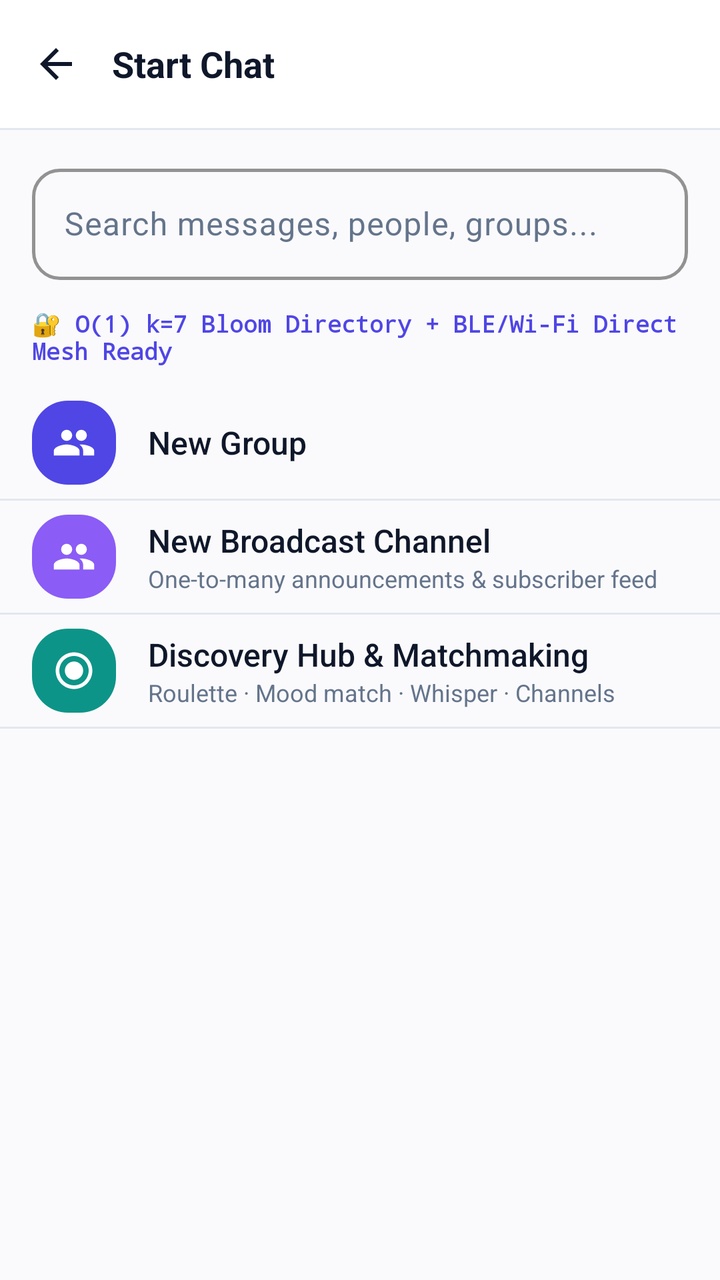
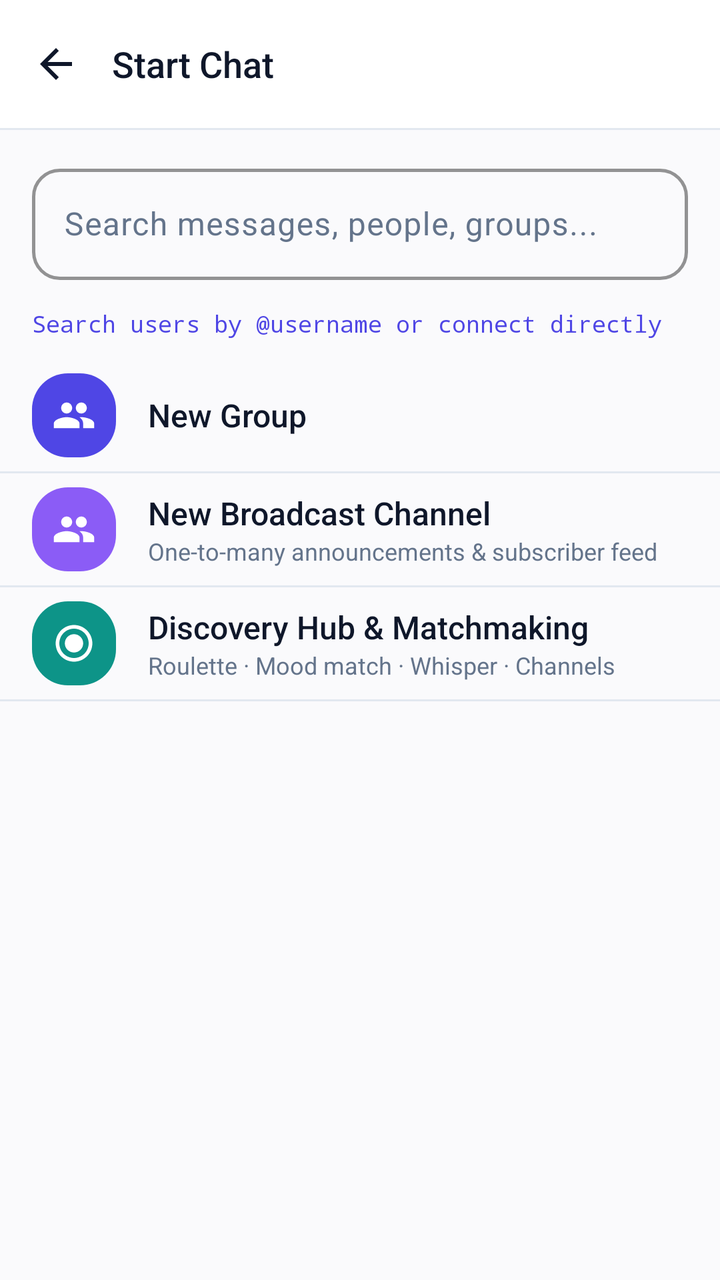

Before-and-after screenshots of an Android layout around one commit, followed by the original layout XML and the change that was made.
<!-- AndroidManifest.xml: application theme Theme.VEIL -->
<!-- res/layout/activity_new_chat.xml -->
<?xml version="1.0" encoding="utf-8"?>
<RelativeLayout xmlns:android="http://schemas.android.com/apk/res/android"
    xmlns:app="http://schemas.android.com/apk/res-auto"
    android:id="@+id/new_chat_root"
    android:layout_width="match_parent"
    android:layout_height="match_parent"
    android:background="@color/veil_primary_dark">

    <LinearLayout
        android:layout_width="match_parent"
        android:layout_height="match_parent"
        android:orientation="vertical">

        
        <LinearLayout
            android:layout_width="match_parent"
            android:layout_height="?attr/actionBarSize"
            android:background="@color/veil_primary"
            android:gravity="center_vertical"
            android:paddingStart="8dp"
            android:paddingEnd="16dp">

            <ImageView
                android:id="@+id/backButton"
                android:layout_width="40dp"
                android:layout_height="40dp"
                android:padding="8dp"
                android:src="@drawable/ic_arrow_back"
                app:tint="@color/text_primary"
                android:background="?attr/selectableItemBackgroundBorderless"
                android:contentDescription="@string/app_name" />

            <TextView
                android:layout_width="wrap_content"
                android:layout_height="wrap_content"
                android:text="@string/start_chat"
                android:textColor="@color/text_primary"
                android:textSize="18sp"
                android:textStyle="bold"
                android:layout_marginStart="8dp" />

        </LinearLayout>

        <View
            android:layout_width="match_parent"
            android:layout_height="1dp"
            android:background="@color/colorOutline" />

        
        <LinearLayout
            android:layout_width="match_parent"
            android:layout_height="wrap_content"
            android:orientation="vertical"
            android:paddingHorizontal="16dp"
            android:paddingTop="14dp"
            android:paddingBottom="10dp">

            <com.google.android.material.textfield.TextInputLayout
                android:id="@+id/searchInputLayout"
                style="@style/VeilInputLayout"
                android:layout_width="match_parent"
                android:layout_height="wrap_content"
                android:hint="@string/search_hint"
                app:endIconMode="clear_text">

                <com.google.android.material.textfield.TextInputEditText
                    android:id="@+id/searchEditText"
                    android:layout_width="match_parent"
                    android:layout_height="wrap_content"
                    android:autofillHints="username"
                    android:imeOptions="actionSearch"
                    android:inputType="text"
                    android:maxLines="1"
                    android:textColor="@color/text_primary"
                    android:textSize="16sp" />

            </com.google.android.material.textfield.TextInputLayout>

            <TextView
                android:id="@+id/tvNewChatDirectoryStatus"
                android:layout_width="match_parent"
                android:layout_height="wrap_content"
                android:layout_marginTop="6dp"
                android:fontFamily="monospace"
                android:text="🔐 O(1) k=7 Bloom Directory + BLE/Wi-Fi Direct Mesh Ready"
                android:textColor="@color/veil_accent"
                android:textSize="11.5sp"
                android:textStyle="bold" />

            <LinearLayout
                android:id="@+id/btnQuickConnectHandle"
                android:layout_width="match_parent"
                android:layout_height="wrap_content"
                android:layout_marginTop="8dp"
                android:background="@drawable/input_background"
                android:clickable="true"
                android:focusable="true"
                android:gravity="center_vertical"
                android:orientation="horizontal"
                android:paddingHorizontal="12dp"
                android:paddingVertical="10dp"
                android:visibility="gone">

                <TextView
                    android:id="@+id/tvQuickConnectLabel"
                    android:layout_width="0dp"
                    android:layout_height="wrap_content"
                    android:layout_weight="1"
                    android:fontFamily="sans-serif-medium"
                    android:text="⚡ Connect directly with @handle"
                    android:textColor="@color/textPrimary"
                    android:textSize="13.5sp"
                    android:textStyle="bold" />

                <TextView
                    android:layout_width="wrap_content"
                    android:layout_height="wrap_content"
                    android:text="OPEN P2P →"
                    android:textColor="@color/veil_accent"
                    android:textSize="12sp"
                    android:textStyle="bold" />
            </LinearLayout>

        </LinearLayout>

        
        <LinearLayout
            android:id="@+id/btnNewGroup"
            android:layout_width="match_parent"
            android:layout_height="56dp"
            android:orientation="horizontal"
            android:gravity="center_vertical"
            android:paddingStart="16dp"
            android:paddingEnd="16dp"
            android:background="?attr/selectableItemBackground"
            android:clickable="true"
            android:focusable="true">

            <FrameLayout
                android:layout_width="42dp"
                android:layout_height="42dp"
                android:background="@drawable/bg_attach_item"
                android:backgroundTint="@color/colorPrimary">

                <ImageView
                    android:layout_width="22dp"
                    android:layout_height="22dp"
                    android:layout_gravity="center"
                    android:src="@drawable/ic_group"
                    app:tint="@android:color/white" />
            </FrameLayout>

            <TextView
                android:layout_width="wrap_content"
                android:layout_height="wrap_content"
                android:layout_marginStart="16dp"
                android:text="New Group"
                android:textColor="@color/textPrimary"
                android:textSize="16sp"
                android:fontFamily="sans-serif-medium" />

        </LinearLayout>

        <View
            android:layout_width="match_parent"
            android:layout_height="1dp"
            android:background="@color/colorOutline" />

        
        <LinearLayout
            android:id="@+id/btnNewChannel"
            android:layout_width="match_parent"
            android:layout_height="56dp"
            android:orientation="horizontal"
            android:gravity="center_vertical"
            android:paddingStart="16dp"
            android:paddingEnd="16dp"
            android:background="?attr/selectableItemBackground"
            android:clickable="true"
            android:focusable="true">

            <FrameLayout
                android:layout_width="42dp"
                android:layout_height="42dp"
                android:background="@drawable/bg_attach_item"
                android:backgroundTint="#8B5CF6">

                <ImageView
                    android:layout_width="22dp"
                    android:layout_height="22dp"
                    android:layout_gravity="center"
                    android:src="@drawable/ic_group"
                    app:tint="@android:color/white" />
            </FrameLayout>

            <LinearLayout
                android:layout_width="0dp"
                android:layout_height="wrap_content"
                android:layout_weight="1"
                android:layout_marginStart="16dp"
                android:orientation="vertical">

                <TextView
                    android:layout_width="wrap_content"
                    android:layout_height="wrap_content"
                    android:text="New Broadcast Channel"
                    android:textColor="@color/textPrimary"
                    android:textSize="16sp"
                    android:fontFamily="sans-serif-medium" />

                <TextView
                    android:layout_width="wrap_content"
                    android:layout_height="wrap_content"
                    android:text="One-to-many announcements &amp; subscriber feed"
                    android:textColor="@color/textSecondary"
                    android:textSize="12sp" />
            </LinearLayout>

        </LinearLayout>

        <View
            android:layout_width="match_parent"
            android:layout_height="1dp"
            android:background="@color/colorOutline" />

        
        <LinearLayout
            android:id="@+id/btnDiscoveryHub"
            android:layout_width="match_parent"
            android:layout_height="56dp"
            android:orientation="horizontal"
            android:gravity="center_vertical"
            android:paddingStart="16dp"
            android:paddingEnd="16dp"
            android:background="?attr/selectableItemBackground"
            android:clickable="true"
            android:focusable="true">

            <FrameLayout
                android:layout_width="42dp"
                android:layout_height="42dp"
                android:background="@drawable/bg_attach_item"
                android:backgroundTint="@color/colorSecondary">

                <ImageView
                    android:layout_width="22dp"
                    android:layout_height="22dp"
                    android:layout_gravity="center"
                    android:src="@drawable/ic_discover"
                    app:tint="@android:color/white" />
            </FrameLayout>

            <LinearLayout
                android:layout_width="0dp"
                android:layout_height="wrap_content"
                android:layout_weight="1"
                android:layout_marginStart="16dp"
                android:orientation="vertical">

                <TextView
                    android:layout_width="wrap_content"
                    android:layout_height="wrap_content"
                    android:text="Discovery Hub &amp; Matchmaking"
                    android:textColor="@color/textPrimary"
                    android:textSize="16sp"
                    android:fontFamily="sans-serif-medium" />

                <TextView
                    android:layout_width="wrap_content"
                    android:layout_height="wrap_content"
                    android:text="Roulette · Mood match · Whisper · Channels"
                    android:textColor="@color/textSecondary"
                    android:textSize="12sp" />
            </LinearLayout>

        </LinearLayout>

        <View
            android:layout_width="match_parent"
            android:layout_height="1dp"
            android:background="@color/colorOutline" />

        <FrameLayout
            android:layout_width="match_parent"
            android:layout_height="match_parent">

            
            <androidx.recyclerview.widget.RecyclerView
                android:id="@+id/usersRecyclerView"
                android:layout_width="match_parent"
                android:layout_height="match_parent"
                android:padding="8dp"
                android:clipToPadding="false" />

            
            <LinearLayout
                android:id="@+id/emptyState"
                android:layout_width="match_parent"
                android:layout_height="match_parent"
                android:orientation="vertical"
                android:gravity="center"
                android:visibility="gone"
                android:padding="40dp">

                <ImageView
                    android:layout_width="64dp"
                    android:layout_height="64dp"
                    android:src="@drawable/ic_person"
                    android:layout_marginBottom="16dp"
                    app:tint="@color/text_secondary"
                    android:contentDescription="@string/username" />

                <TextView
                    android:layout_width="wrap_content"
                    android:layout_height="wrap_content"
                    android:text="Find people to chat with"
                    android:textColor="@color/text_secondary"
                    android:textSize="14sp"
                    android:gravity="center" />

            </LinearLayout>

        </FrameLayout>

    </LinearLayout>

    
    <ProgressBar
        android:id="@+id/loadingBar"
        android:layout_width="wrap_content"
        android:layout_height="wrap_content"
        android:layout_centerInParent="true"
        android:visibility="gone" />

</RelativeLayout>
<!-- resources referenced by this layout -->
<resources>
  <color name="colorOutline">#E2E8F0</color>
  <color name="colorPrimary">#4F46E5</color>
  <color name="colorSecondary">#0D9488</color>
  <color name="textPrimary">#0F172A</color>
  <color name="textSecondary">#64748B</color>
  <color name="text_primary">#0F172A</color>
  <color name="text_secondary">#64748B</color>
  <color name="veil_accent">#4F46E5</color>
  <color name="veil_primary">#FFFFFF</color>
  <color name="veil_primary_dark">#FAFAFC</color>
  <string name="app_name">VEIL</string>
  <string name="start_chat">Start Chat</string>
  <string name="username">Username</string>
  <color name="colorSurfaceVariant">#F1F5F9</color>
  <color name="veil_primary_light">#F1F5F9</color>
  <style name="Base.Theme.VEIL" parent="Theme.Material3.DayNight.NoActionBar">
          <item name="android:statusBarColor">@android:color/transparent</item>
          <item name="android:navigationBarColor">@android:color/transparent</item>
          <item name="android:windowLightStatusBar" tools:targetApi="m">true</item>
          <item name="colorPrimary">@color/colorPrimary</item>
          <item name="colorOnPrimary">@color/colorOnPrimary</item>
          <item name="colorPrimaryContainer">@color/colorPrimaryContainer</item>
          <item name="colorOnPrimaryContainer">@color/colorOnPrimaryContainer</item>
          <item name="colorSurface">@color/colorSurface</item>
          <item name="colorSurfaceVariant">@color/colorSurfaceVariant</item>
          <item name="colorOutline">@color/colorOutline</item>
          <item name="android:colorBackground">@color/colorBackground</item>
          <item name="bottomSheetDialogTheme">@style/ModernBottomSheetDialogTheme</item>
      </style>
  <color name="colorOnPrimary">#FFFFFF</color>
  <color name="colorPrimaryContainer">#EEF2FF</color>
  <color name="colorSurface">#FFFFFF</color>
  <color name="colorBackground">#FAFAFC</color>
  <!-- unchanged entries left out for length: 12 -->
</resources>

<!-- the commit's change to res/layout/activity_new_chat.xml (unified diff, before → after) -->
@@ -4,7 +4,7 @@
     android:id="@+id/new_chat_root"
     android:layout_width="match_parent"
     android:layout_height="match_parent"
-    android:background="@color/veil_primary_dark">
+    android:background="@color/colorBackground">
 
     <LinearLayout
         android:layout_width="match_parent"
@@ -15,7 +15,7 @@
         <LinearLayout
             android:layout_width="match_parent"
             android:layout_height="?attr/actionBarSize"
-            android:background="@color/veil_primary"
+            android:background="@color/colorSurface"
             android:gravity="center_vertical"
             android:paddingStart="8dp"
             android:paddingEnd="16dp">
@@ -26,7 +26,7 @@
                 android:layout_height="40dp"
                 android:padding="8dp"
                 android:src="@drawable/ic_arrow_back"
-                app:tint="@color/text_primary"
+                app:tint="@color/textPrimary"
                 android:background="?attr/selectableItemBackgroundBorderless"
                 android:contentDescription="@string/app_name" />
 
@@ -34,9 +34,9 @@
                 android:layout_width="wrap_content"
                 android:layout_height="wrap_content"
                 android:text="@string/start_chat"
-                android:textColor="@color/text_primary"
+                android:textColor="@color/textPrimary"
                 android:textSize="18sp"
-                android:textStyle="bold"
+                android:fontFamily="sans-serif-medium"
                 android:layout_marginStart="8dp" />
 
         </LinearLayout>
@@ -71,7 +71,7 @@
                     android:imeOptions="actionSearch"
                     android:inputType="text"
                     android:maxLines="1"
-                    android:textColor="@color/text_primary"
+                    android:textColor="@color/textPrimary"
                     android:textSize="16sp" />
 
             </com.google.android.material.textfield.TextInputLayout>
@@ -82,10 +82,9 @@
                 android:layout_height="wrap_content"
                 android:layout_marginTop="6dp"
                 android:fontFamily="monospace"
-                android:text="🔐 O(1) k=7 Bloom Directory + BLE/Wi-Fi Direct Mesh Ready"
+                android:text="Search users by @username or connect directly"
                 android:textColor="@color/veil_accent"
-                android:textSize="11.5sp"
-                android:textStyle="bold" />
+                android:textSize="11.5sp" />
 
             <LinearLayout
                 android:id="@+id/btnQuickConnectHandle"
@@ -109,16 +108,15 @@
                     android:fontFamily="sans-serif-medium"
                     android:text="⚡ Connect directly with @handle"
                     android:textColor="@color/textPrimary"
-                    android:textSize="13.5sp"
-                    android:textStyle="bold" />
-
-                <TextView
-                    android:layout_width="wrap_content"
-                    android:layout_height="wrap_content"
-                    android:text="OPEN P2P →"
+                    android:textSize="13.5sp" />
+
+                <TextView
+                    android:layout_width="wrap_content"
+                    android:layout_height="wrap_content"
+                    android:text="START CHAT →"
                     android:textColor="@color/veil_accent"
                     android:textSize="12sp"
-                    android:textStyle="bold" />
+                    android:fontFamily="sans-serif-medium" />
             </LinearLayout>
 
         </LinearLayout>
<!-- resource entries referenced after the edit -->
@@ -8,8 +8,6 @@
   <color name="text_primary">#0F172A</color>
   <color name="text_secondary">#64748B</color>
   <color name="veil_accent">#4F46E5</color>
-  <color name="veil_primary">#FFFFFF</color>
-  <color name="veil_primary_dark">#FAFAFC</color>
   <string name="app_name">VEIL</string>
   <string name="start_chat">Start Chat</string>
   <string name="username">Username</string>
@@ -23,14 +21,47 @@
           <item name="colorOnPrimary">@color/colorOnPrimary</item>
           <item name="colorPrimaryContainer">@color/colorPrimaryContainer</item>
           <item name="colorOnPrimaryContainer">@color/colorOnPrimaryContainer</item>
+          <item name="colorSecondary">@color/colorSecondary</item>
+          <item name="colorOnSecondary">@color/colorOnSecondary</item>
+          <item name="colorSecondaryContainer">@color/colorSecondaryContainer</item>
+          <item name="colorOnSecondaryContainer">@color/colorOnSecondaryContainer</item>
+          <item name="colorTertiary">@color/colorTertiary</item>
+          <item name="colorOnTertiary">@color/colorOnTertiary</item>
+          <item name="colorTertiaryContainer">@color/colorTertiaryContainer</item>
+          <item name="colorOnTertiaryContainer">@color/colorOnTertiaryContainer</item>
           <item name="colorSurface">@color/colorSurface</item>
+          <item name="colorOnSurface">@color/colorOnSurface</item>
           <item name="colorSurfaceVariant">@color/colorSurfaceVariant</item>
+          <item name="colorOnSurfaceVariant">@color/colorOnSurfaceVariant</item>
+          <item name="colorSurfaceDim">@color/colorSurfaceDim</item>
+          <item name="colorSurfaceBright">@color/colorSurfaceBright</item>
+          <item name="colorSurfaceContainerLowest">@color/colorSurfaceContainerLowest</item>
+          <item name="colorSurfaceContainerLow">@color/colorSurfaceContainerLow</item>
+          <item name="colorSurfaceContainer">@color/colorSurfaceContainer</item>
+          <item name="colorSurfaceContainerHigh">@color/colorSurfaceContainerHigh</item>
+          <item name="colorSurfaceContainerHighest">@color/colorSurfaceContainerHighest</item>
           <item name="colorOutline">@color/colorOutline</item>
           <item name="android:colorBackground">@color/colorBackground</item>
           <item name="bottomSheetDialogTheme">@style/ModernBottomSheetDialogTheme</item>
       </style>
   <color name="colorOnPrimary">#FFFFFF</color>
   <color name="colorPrimaryContainer">#EEF2FF</color>
+  <color name="colorOnSecondary">#FFFFFF</color>
+  <color name="colorSecondaryContainer">#EEF2FF</color>
+  <color name="colorOnSecondaryContainer">#3730A3</color>
+  <color name="colorTertiary">#06B6D4</color>
+  <color name="colorOnTertiary">#FFFFFF</color>
+  <color name="colorTertiaryContainer">#ECFEFF</color>
+  <color name="colorOnTertiaryContainer">#155E75</color>
+  <color name="colorOnSurface">#0F172A</color>
+  <color name="colorOnSurfaceVariant">#475569</color>
+  <color name="colorSurfaceDim">#E2E8F0</color>
+  <color name="colorSurfaceBright">#FFFFFF</color>
+  <color name="colorSurfaceContainerLowest">#FFFFFF</color>
+  <color name="colorSurfaceContainerLow">#F8FAFC</color>
+  <color name="colorSurfaceContainer">#F1F5F9</color>
+  <color name="colorSurfaceContainerHigh">#E2E8F0</color>
+  <color name="colorSurfaceContainerHighest">#CBD5E1</color>
   <color name="colorSurface">#FFFFFF</color>
   <color name="colorBackground">#FAFAFC</color>
   <!-- unchanged entries left out for length: 12 -->
